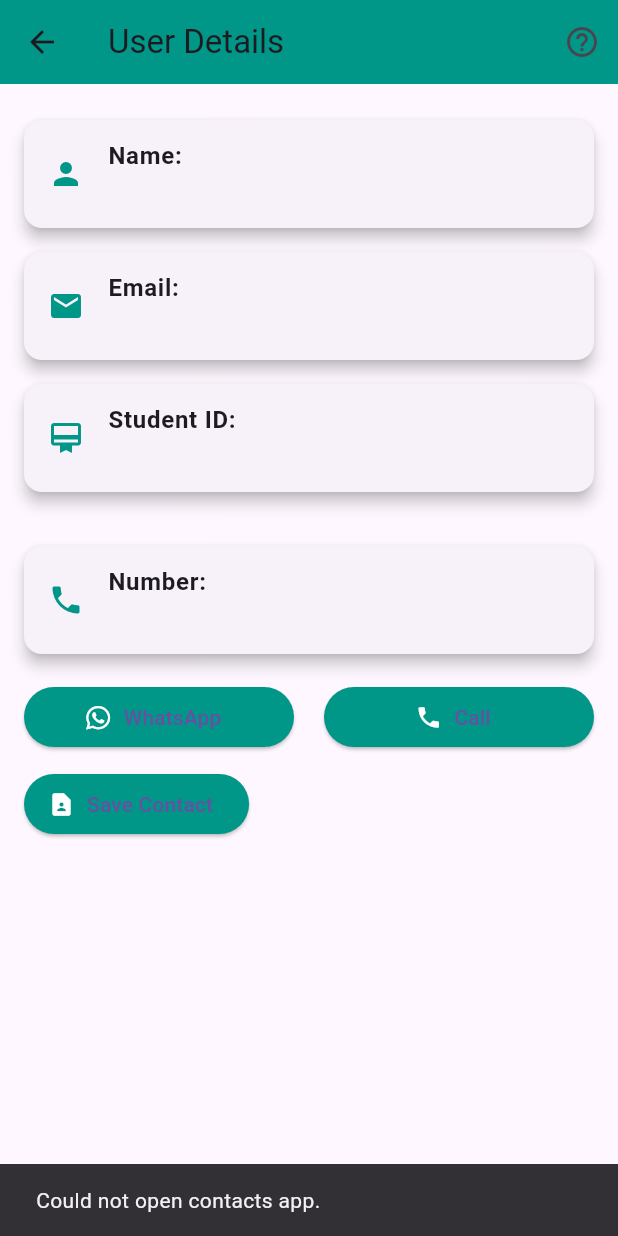
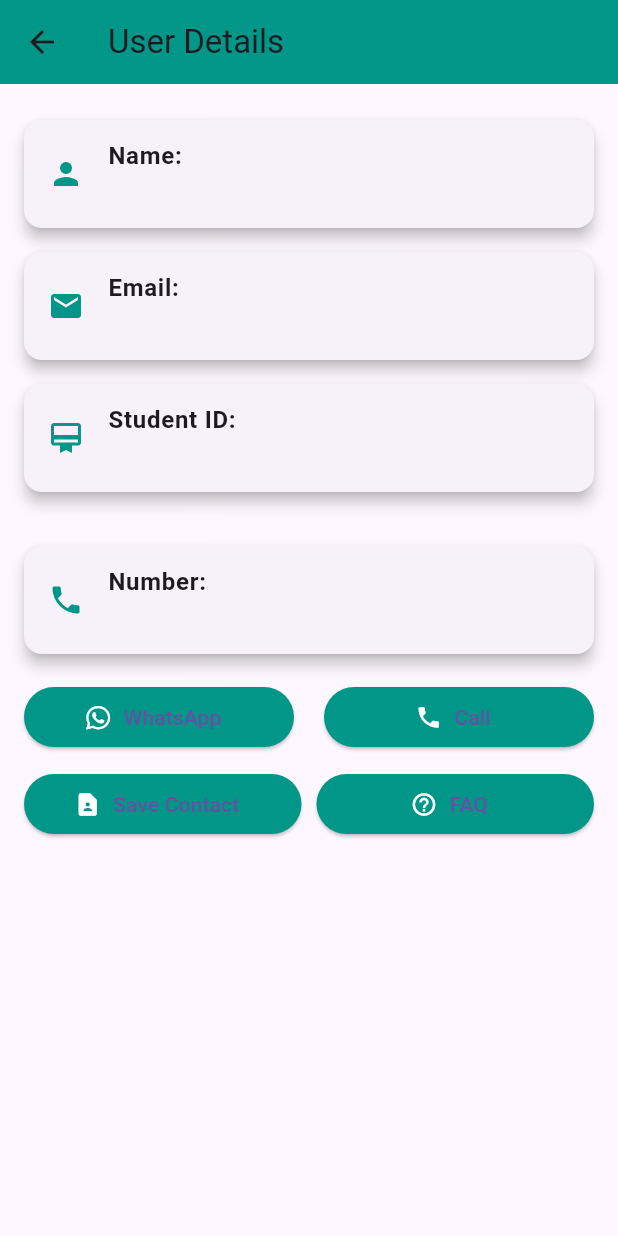
Before and after one commit to MORAMZY14/Etqan, a Flutter app: the UserDetailsPage screen opened directly with empty values, after a tap on "Save Contact", on a phone screen of 412 x 824 dp. Run offline on Flutter 3.47's test engine with Material 3 defaults, Android fonts, the phone set to English and light mode, and no system bars; our stand-ins replace cloud_firestore, file_picker, firebase_auth, firebase_core, firebase_messaging, firebase_storage and 4 more; missing offline and left inert: firebase_app_check, onesignal_flutter; accounts and stored records are empty.

```diff
--- a/lib/user_detail_page.dart
+++ b/lib/user_detail_page.dart
@@ -2,6 +2,7 @@ import 'package:flutter/material.dart';
 import 'package:cloud_firestore/cloud_firestore.dart';
 import 'package:url_launcher/url_launcher.dart';
 import 'package:font_awesome_flutter/font_awesome_flutter.dart';
+import 'package:permission_handler/permission_handler.dart';
 
 class UserDetailsPage extends StatelessWidget {
   final String userId;
@@ -14,12 +15,6 @@ class UserDetailsPage extends StatelessWidget {
       appBar: AppBar(
         title: const Text('User Details'),
         backgroundColor: Colors.teal,
-        actions: [
-          IconButton(
-            icon: const Icon(Icons.help_outline),
-            onPressed: () => _showFAQDialog(context),
-          ),
-        ],
       ),
       body: FutureBuilder<DocumentSnapshot>(
         future: FirebaseFirestore.instance.collection('Users').doc(userId).get(),
@@ -109,23 +104,31 @@ class UserDetailsPage extends StatelessWidget {
                   ],
                 ),
                 const SizedBox(height: 10),
-                ElevatedButton.icon(
-                  onPressed: () async {
-                    // Launch native contacts app with pre-filled data (this URL scheme varies by platform)
-                    final contactUrl = Uri.encodeFull(
-                        'content://contacts/people/?name=${userData['name']}&phone=$fullPhoneNumber'
-                    );
-                    if (await canLaunchUrl(Uri.parse(contactUrl))) {
-                      await launchUrl(Uri.parse(contactUrl));
-                    } else {
-                      ScaffoldMessenger.of(context).showSnackBar(
-                        const SnackBar(content: Text('Could not open contacts app.')),
-                      );
-                    }
-                  },
-                  icon: const Icon(Icons.contact_page, color: Colors.white),
-                  label: const Text('Save Contact'),
-                  style: ElevatedButton.styleFrom(backgroundColor: Colors.teal),
+                Row(
+                  children: [
+                    Expanded(
+                      child: ElevatedButton.icon(
+                        onPressed: () async {
+                          await _requestContactPermission(); // Request permission before saving contact
+                          // Code to save the contact after permissions are granted
+                        },
+                        icon: const Icon(Icons.contact_page, color: Colors.white),
+                        label: const Text('Save Contact'),
+                        style: ElevatedButton.styleFrom(backgroundColor: Colors.teal),
+                      ),
+                    ),
+                    const SizedBox(width: 10), // Add some space between the buttons
+                    Expanded(
+                      child: ElevatedButton.icon(
+                        onPressed: () {
+                          _showFAQDialog(context); // Show FAQ dialog on button press
+                        },
+                        icon: const Icon(Icons.help_outline, color: Colors.white),
+                        label: const Text('FAQ'),
+                        style: ElevatedButton.styleFrom(backgroundColor: Colors.teal),
+                      ),
+                    ),
+                  ],
                 ),
               ],
             ),
@@ -133,6 +136,21 @@ class UserDetailsPage extends StatelessWidget {
         },
       ),
     );
+  }
+
+  Future<void> _requestContactPermission() async {
+    PermissionStatus status = await Permission.contacts.status;
+
+    if (!status.isGranted) {
+      status = await Permission.contacts.request();
+    }
+
+    if (status.isGranted) {
+      print('Contact permission granted');
+      // Code to save the contact
+    } else {
+      print('Contact permission not granted');
+    }
   }
 
   void _showFAQDialog(BuildContext context) {
--- a/pubspec.yaml
+++ b/pubspec.yaml
@@ -32,6 +32,7 @@ dependencies:
   mailer: ^6.1.2
   twilio_flutter: ^0.9.0
   onesignal_flutter: ^5.2.4
+  contacts_service: ^0.6.3
 
 
 
```
Also changed, not shown: pubspec.lock, 3 other files.
